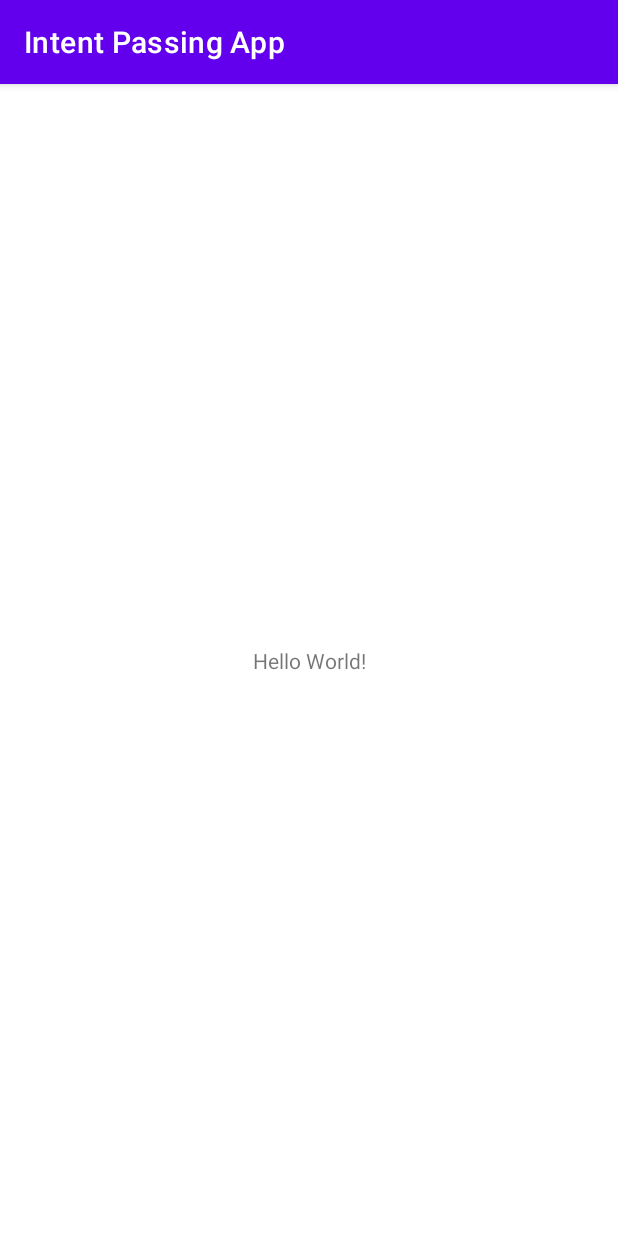
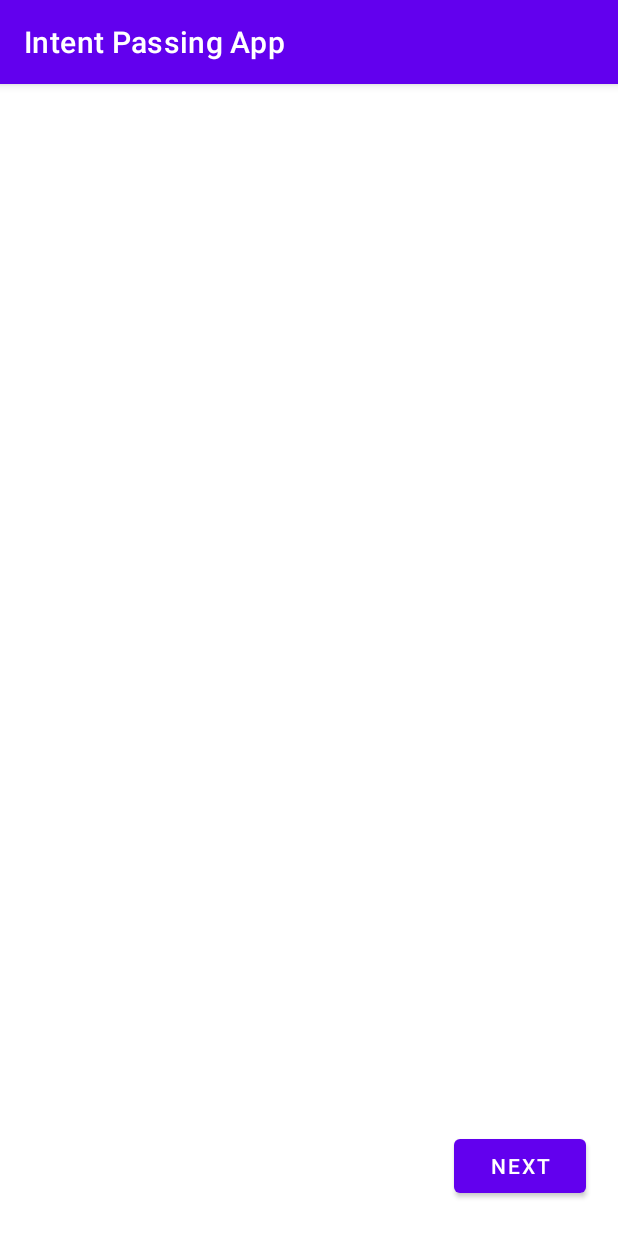
Before and after one commit to saunakshrestha/AndroidStudioProjects, an Android app: the screen it shows after launch (MainActivity), on a phone screen of 412 x 824 dp. Run offline under Robolectric (Android 15) with nearby library versions, the phone set to English and light mode, and no system bars.

Commit message:
Intent passing DONE

```diff
--- a/playground/IntentPassingApp/app/src/main/java/com/saunakshrestha/intentpassingapp/MainActivity.java
+++ b/playground/IntentPassingApp/app/src/main/java/com/saunakshrestha/intentpassingapp/MainActivity.java
@@ -2,7 +2,11 @@ package com.saunakshrestha.intentpassingapp;
 
 import androidx.appcompat.app.AppCompatActivity;
 
+
+import android.content.Intent;
 import android.os.Bundle;
+import android.view.View;
+import android.widget.Button;
 
 public class MainActivity extends AppCompatActivity {
 
@@ -10,5 +14,25 @@ public class MainActivity extends AppCompatActivity {
     protected void onCreate(Bundle savedInstanceState) {
         super.onCreate(savedInstanceState);
         setContentView(R.layout.activity_main);
+
+        Button btnNext;
+        btnNext = findViewById(R.id.btnNext);
+        Intent iNext;
+        iNext = new Intent(MainActivity.this,SecondActivity.class);
+
+        iNext.putExtra("title","Home");
+        iNext.putExtra("StudentName","David");
+        iNext.putExtra("RollNo",10);
+
+
+        btnNext.setOnClickListener(new View.OnClickListener(){
+
+            @Override
+            public void onClick(View view) {
+
+                    startActivity(iNext);
+            }
+        });
+
     }
 }
--- a/playground/IntentPassingApp/app/src/main/res/layout/activity_main.xml
+++ b/playground/IntentPassingApp/app/src/main/res/layout/activity_main.xml
@@ -1,18 +1,18 @@
 <?xml version="1.0" encoding="utf-8"?>
-<androidx.constraintlayout.widget.ConstraintLayout xmlns:android="http://schemas.android.com/apk/res/android"
-    xmlns:app="http://schemas.android.com/apk/res-auto"
+<LinearLayout xmlns:android="http://schemas.android.com/apk/res/android"
+
     xmlns:tools="http://schemas.android.com/tools"
     android:layout_width="match_parent"
     android:layout_height="match_parent"
+    android:gravity="bottom|end"
     tools:context=".MainActivity">
 
-    <TextView
+    <Button
         android:layout_width="wrap_content"
         android:layout_height="wrap_content"
-        android:text="Hello World!"
-        app:layout_constraintBottom_toBottomOf="parent"
-        app:layout_constraintEnd_toEndOf="parent"
-        app:layout_constraintStart_toStartOf="parent"
-        app:layout_constraintTop_toTopOf="parent" />
+        android:text="@string/btn_next"
+        android:layout_marginBottom="11dp"
+        android:layout_marginEnd="21dp"
+        android:id="@+id/btnNext"/>
 
-</androidx.constraintlayout.widget.ConstraintLayout>
+</LinearLayout>
--- a/playground/IntentPassingApp/app/src/main/res/values/strings.xml
+++ b/playground/IntentPassingApp/app/src/main/res/values/strings.xml
@@ -1,3 +1,4 @@
 <resources>
     <string name="app_name">Intent Passing App</string>
+    <string name="btn_next">Next</string>
 </resources>
```
Also changed, not shown: playground/IntentPassing/app/src/main/java/com/saunakshrestha/intentpassing/SecondActivity.java (deleted, +0 -14 lines), playground/IntentPassing/app/src/main/res/layout/activity_second.xml (deleted, +0 -9 lines), playground/IntentPassingApp/app/src/main/AndroidManifest.xml (+7 -0 lines), playground/IntentPassingApp/app/src/main/java/com/saunakshrestha/intentpassingapp/SecondActivity.java (+7 -0 lines), playground/IntentPassingApp/app/src/main/res/layout/activity_second.xml (+8 -2 lines), 1 other file.
